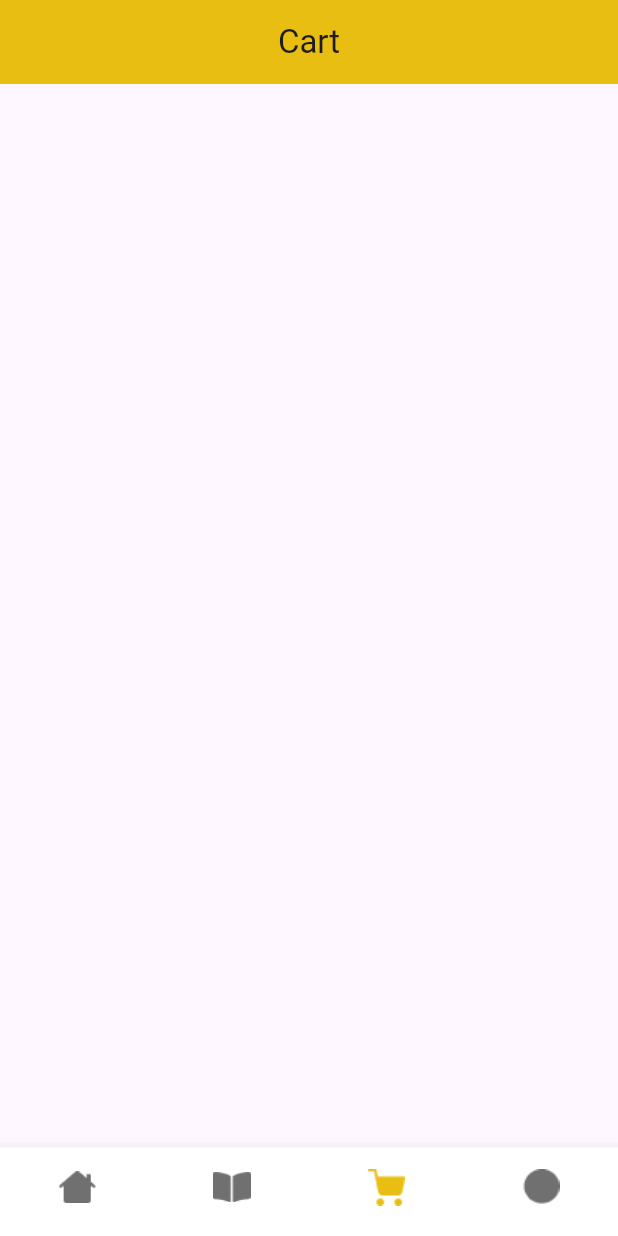
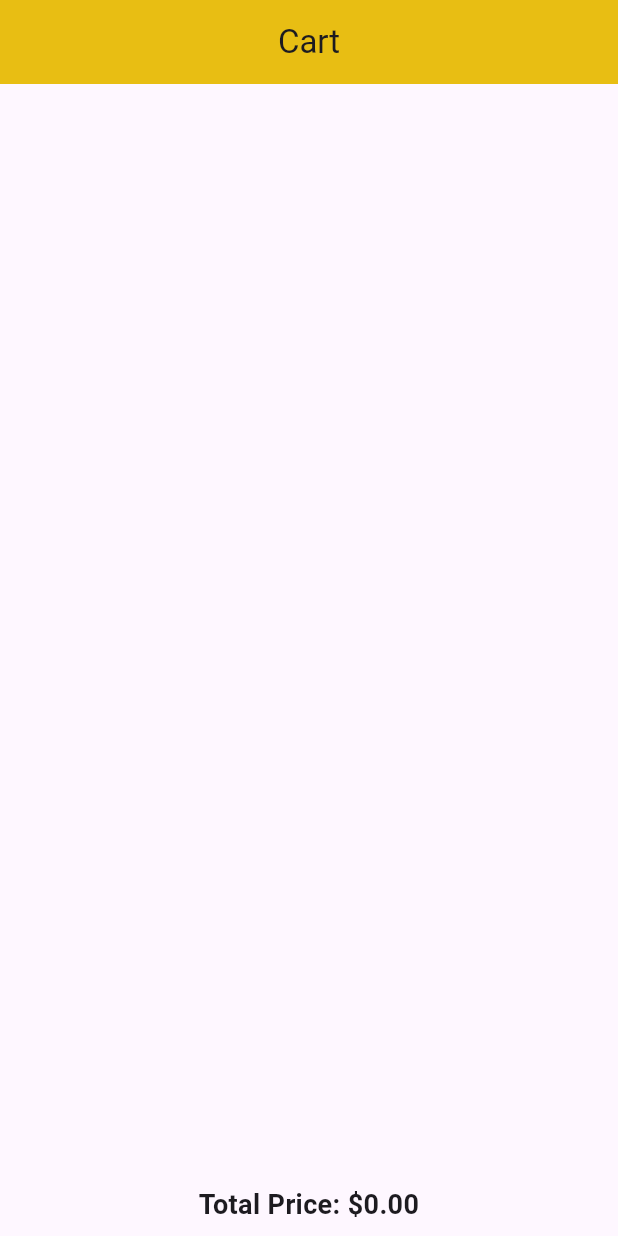
Before and after one commit to laragrace30/petshop_app, a Flutter app: the CatDetails screen opened directly, item 3 of the bottom bar chosen, on a phone screen of 412 x 824 dp. Run offline on Flutter 3.47's test engine with Material 3 defaults, Android fonts, the phone set to English and light mode, and no system bars; our stand-ins replace google_fonts.

Commit message:
added the provider and added fixed all the errors

```diff
--- a/lib/cart.dart
+++ b/lib/cart.dart
@@ -1,14 +1,9 @@
 import 'package:flutter/material.dart';
+import 'package:provider/provider.dart';
+import 'widget/cat_provider.dart';
 
-class Cart extends StatefulWidget {
-  const Cart({super.key});
-
-  @override
-  State<Cart> createState() => _CartState();
-}
-
-class _CartState extends State<Cart> {
-
+class Cart extends StatelessWidget {
+  const Cart({Key? key}) : super(key: key);
 
   @override
   Widget build(BuildContext context) {
@@ -19,17 +14,48 @@ class _CartState extends State<Cart> {
         centerTitle: true,
         backgroundColor: const Color(0xFFE8BE13),
       ),
-      body: ListView(
-        children: [
-          Column(
+      body: Consumer<CartProvider>(
+        builder: (context, cartProvider, child) {
+          return Column(
+            crossAxisAlignment: CrossAxisAlignment.stretch,
             children: [
-              Container(
-                color: Colors.grey,
-              )
+              Expanded(
+                child: ListView.builder(
+                  itemCount: cartProvider.items.length,
+                  itemBuilder: (context, index) {
+                    final item = cartProvider.items[index];
+                    return ListTile(
+                      title: Text(item),
+                      trailing: Row(
+                        mainAxisSize: MainAxisSize.min,
+                        children: [
+                          Text(
+                            '\$${cartProvider.getItemPrice(item).toStringAsFixed(2)}',
+                          ),
+                          IconButton(
+                            icon: const Icon(Icons.delete),
+                            onPressed: () {
+                              cartProvider.removeItem(item);
+                            },
+                          ),
+                        ],
+                      ),
+                    );
+                                    },
+                ),
+              ),
+              Padding(
+                padding: const EdgeInsets.all(8.0),
+                child: Text(
+                  'Total Price: \$${cartProvider.totalPrice.toStringAsFixed(2)}',
+                  textAlign: TextAlign.center,
+                  style: const TextStyle(fontSize: 18, fontWeight: FontWeight.bold),
+                ),
+              ),
             ],
-          ),
-        ]
-        ),
+          );
+        },
+      ),
     );
   }
 }
--- /dev/null
+++ b/lib/widget/cat_provider.dart
@@ -0,0 +1,25 @@
+import 'package:flutter/material.dart';
+
+class CartProvider extends ChangeNotifier {
+  List<String> items = [];
+  Map<String, double> itemPrices = {};
+
+  double get totalPrice =>
+      itemPrices.values.fold(0, (previous, current) => previous + current);
+
+  void addItem(String item, double price) {
+    items.add(item);
+    itemPrices[item] = price;
+    notifyListeners();
+  }
+
+  double getItemPrice(String item) {
+    return itemPrices[item] ?? 0.0;
+  }
+
+  void removeItem(String item) {
+    items.remove(item);
+    itemPrices.remove(item);
+    notifyListeners();
+  }
+}
--- a/lib/widget/nav_bar.dart
+++ b/lib/widget/nav_bar.dart
@@ -11,17 +11,17 @@ class NavBar extends StatefulWidget {
 }
 
 class _NavBarState extends State<NavBar> {
-  int currentIndex = 0;
+  int currentIndex = 1;
 
-  List<Widget> screenList = [
-    Container(height: 200, width: 200, color: Colors.red),
+List<Widget> screenList = [
+    Container(height: 200, width: 200, color: Colors.red), // Placeholder for "Home"
     const HomePage(),
     const Cart(),
-    Container(height: 200, width: 200, color: Colors.blue),
+    Container(height: 200, width: 200, color: Colors.blue), // Placeholder for "Profile"
   ];
 
   void onItemTapped(int index) {
-    if (currentIndex != index) {
+    if (index != 0 && index != 3) {
       setState(() {
         currentIndex = index;
       });
@@ -35,8 +35,8 @@ class _NavBarState extends State<NavBar> {
         child: screenList[currentIndex],
       ),
       bottomNavigationBar: BottomNavigationBar(
-        showSelectedLabels: false,
-        showUnselectedLabels: false,
+        showSelectedLabels: true,
+        showUnselectedLabels: true,
         backgroundColor: Colors.white,
         unselectedItemColor: const Color(0xFF707070),
         selectedIconTheme: const IconThemeData(
```
Also changed, not shown: lib/cat_details.dart (+60 -7 lines), lib/main.dart (+11 -5 lines), lib/widget/catalog.dart (+18 -14 lines).
